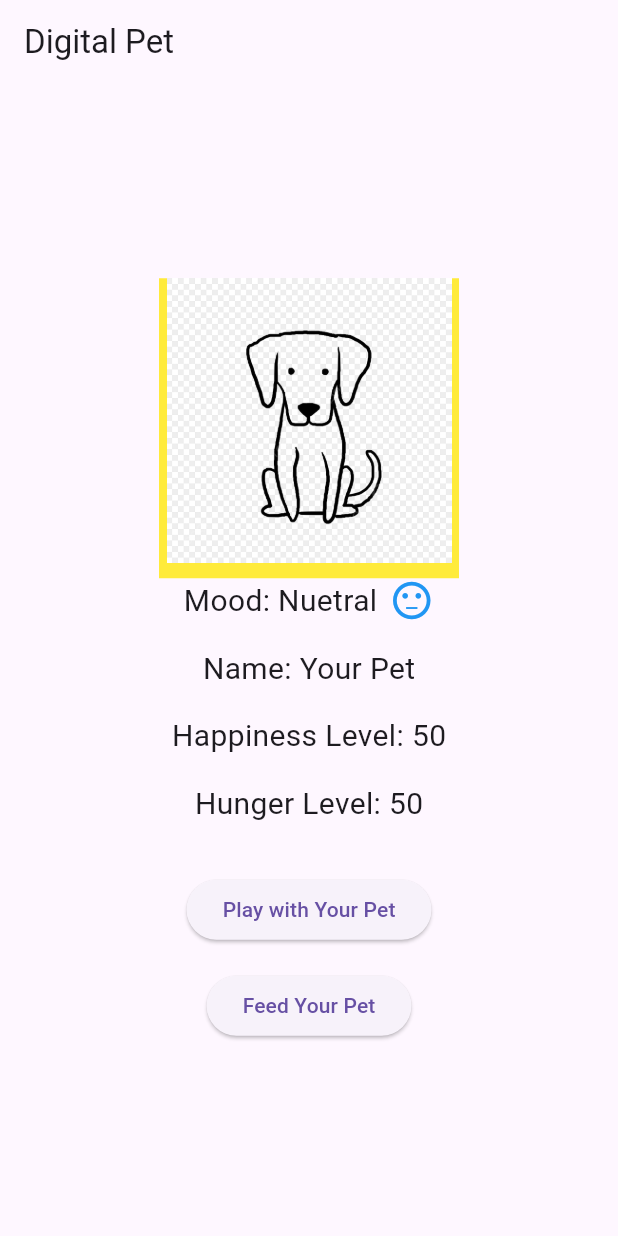
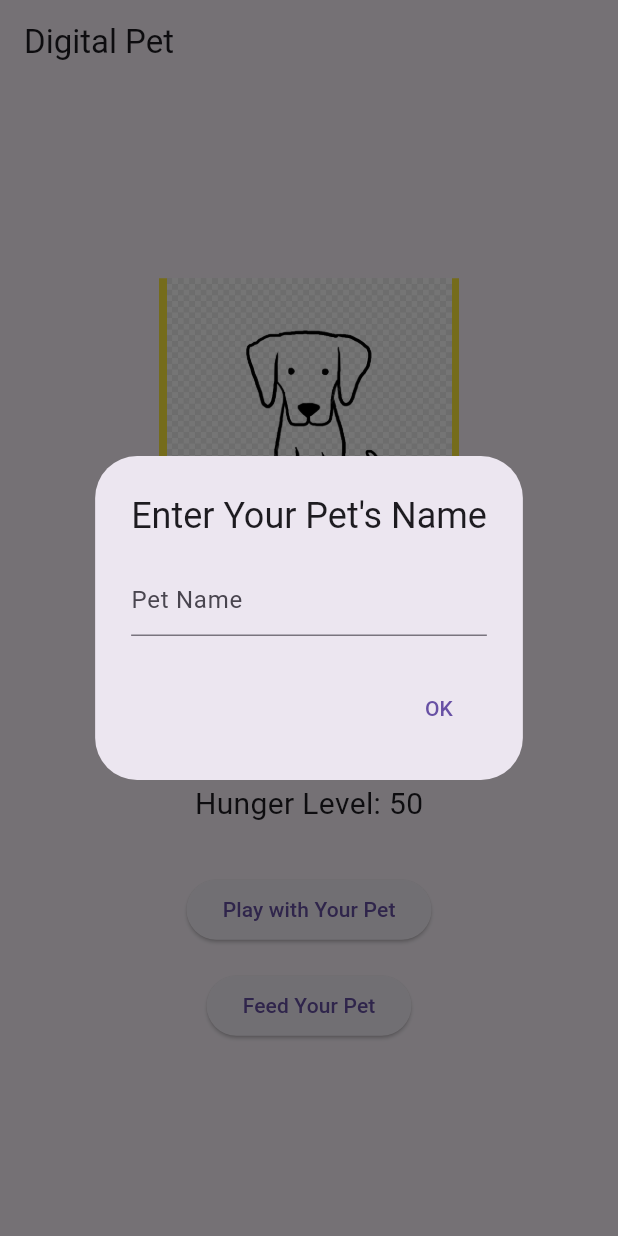
Before and after one commit to fernandocm9/MAD_digitpet, a Flutter app: the screen it shows after launch, on a phone screen of 412 x 824 dp. Run offline on Flutter 3.47's test engine with Material 3 defaults, Android fonts, the phone set to English and light mode, and no system bars.

Commit message:
added feature to name pet when app launches

```diff
--- a/digitalpet/lib/main.dart
+++ b/digitalpet/lib/main.dart
@@ -10,6 +10,35 @@
 }
 
 class _DigitalPetAppState extends State<DigitalPetApp> {
+  TextEditingController _nameController = TextEditingController();
+  void _showNameInputDialog() {
+  showDialog(
+    context: context,
+    barrierDismissible: false, // Prevents closing without entering a name
+    builder: (BuildContext context) {
+      return AlertDialog(
+        title: Text("Enter Your Pet's Name"),
+        content: TextField(
+          controller: _nameController,
+          decoration: InputDecoration(hintText: "Pet Name"),
+        ),
+        actions: <Widget>[
+          TextButton(
+            child: Text("OK"),
+            onPressed: () {
+              setState(() {
+                petName = _nameController.text.isNotEmpty ? _nameController.text : "Your Pet";
+              });
+              Navigator.of(context).pop();
+            },
+          ),
+        ],
+      );
+    },
+  );
+}
+
+
   String petName = "Your Pet";
   int happinessLevel = 50;
   int hungerLevel = 50;
@@ -90,6 +119,14 @@
   }
 
   @override
+  void initState() {
+    super.initState();
+    WidgetsBinding.instance.addPostFrameCallback((_) {
+      _showNameInputDialog();
+    });
+  }
+
+  @override
   Widget build(BuildContext context) {
     return Scaffold(
       appBar: AppBar(title: Text('Digital Pet')),
```
